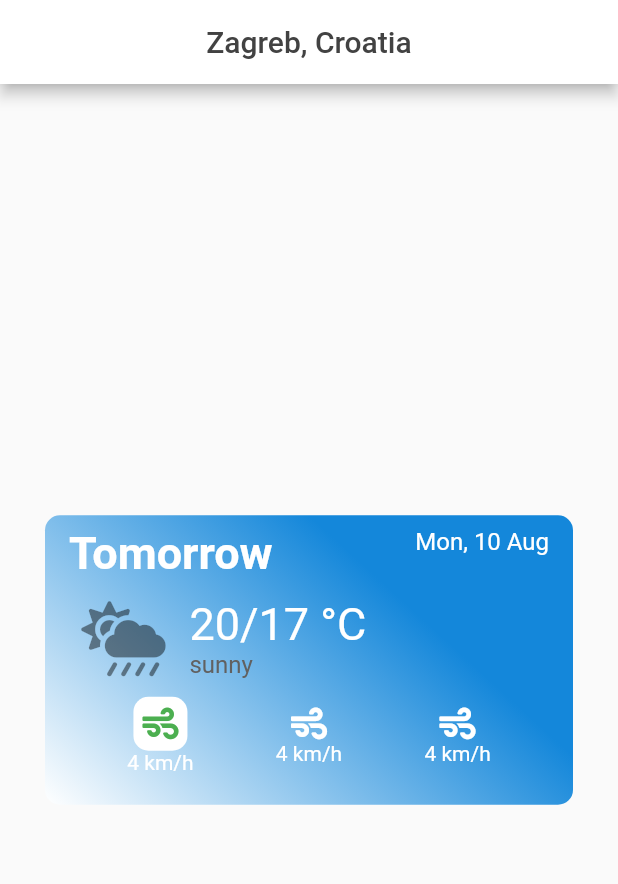
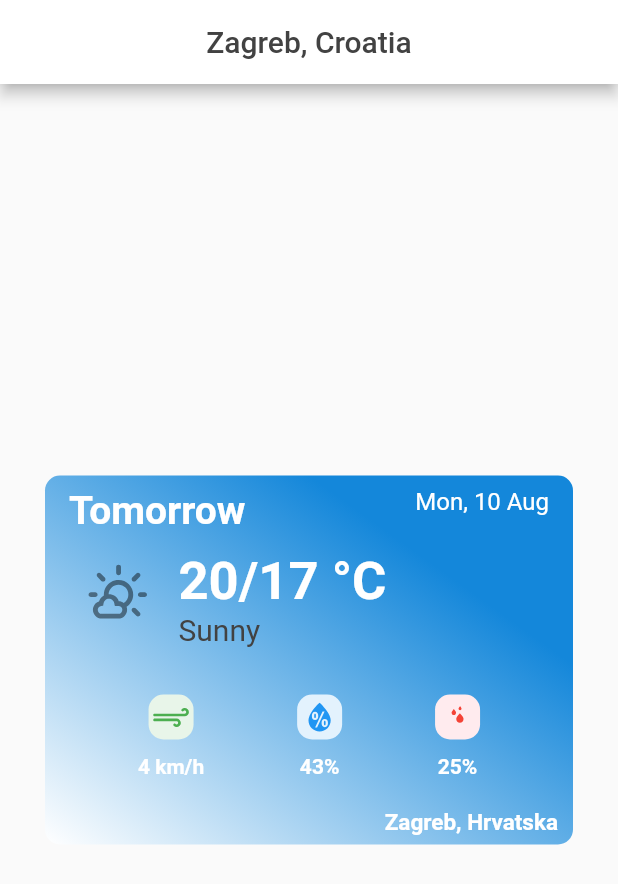
Before and after one commit to FilipLjubic/weather_app, a Flutter app: the screen it shows after launch, on a phone screen of 412 x 824 dp. Shown: the top 884 px of the screen. Run offline on Flutter 3.47's test engine with Material 2 defaults, Android fonts, the phone set to English and light mode, and no system bars; our stand-ins replace weather_icons.

Commit message:
updated container

```diff
--- a/lib/screens/future_days.dart
+++ b/lib/screens/future_days.dart
@@ -1,5 +1,5 @@
 import 'package:flutter/material.dart';
-import 'package:font_awesome_flutter/font_awesome_flutter.dart';
+import 'package:weather_icons/weather_icons.dart';
 
 class FutureDays extends StatelessWidget {
   @override
@@ -40,7 +40,7 @@ class FutureDays extends StatelessWidget {
                         style: TextStyle(
                           fontWeight: FontWeight.bold,
                           color: Colors.white,
-                          fontSize: 30.0,
+                          fontSize: 26.0,
                         ),
                       ),
                       Text(
@@ -56,66 +56,116 @@ class FutureDays extends StatelessWidget {
                 Padding(
                   padding: const EdgeInsets.all(8.0),
                   child: ListTile(
-                    leading: FaIcon(FontAwesomeIcons.cloudSunRain, size: 50.0),
+                    leading: BoxedIcon(
+                      WeatherIcons.day_sunny_overcast,
+                      size: 49.0,
+                    ),
                     title: Text(
                       "20/17 °C",
                       style: TextStyle(
-                        fontSize: 30.0,
+                        fontSize: 35.0,
+                        fontWeight: FontWeight.bold,
                         color: Colors.white,
                       ),
                     ),
                     subtitle: Text(
-                      "sunny",
+                      "Sunny",
                       style: TextStyle(
-                        color: Colors.grey[700],
-                        fontSize: 16.0,
+                        color: Colors.grey[800],
+                        fontSize: 20.0,
                       ),
                     ),
                   ),
                 ),
                 Padding(
-                  padding: const EdgeInsets.only(bottom: 20.0),
+                  padding: const EdgeInsets.symmetric(vertical: 20.0),
                   child: Row(
                     mainAxisAlignment: MainAxisAlignment.spaceEvenly,
                     children: [
                       Column(
                         children: [
                           Container(
-                            padding: EdgeInsets.all(6.0),
                             decoration: BoxDecoration(
-                              color: Colors.white,
+                              color: Colors.green[50],
                               borderRadius: BorderRadius.circular(10.0),
                             ),
-                            child: FaIcon(FontAwesomeIcons.wind,
-                                color: Colors.green),
+                            child: BoxedIcon(
+                              WeatherIcons.strong_wind,
+                              size: 30.0,
+                              color: Colors.green,
+                            ),
+                          ),
+                          SizedBox(
+                            height: 10.0,
                           ),
                           Text(
                             "4 km/h",
-                            style: TextStyle(color: Colors.white),
+                            style: TextStyle(
+                              color: Colors.white,
+                              fontWeight: FontWeight.bold,
+                            ),
                           ),
                         ],
                       ),
                       Column(
                         children: [
-                          FaIcon(FontAwesomeIcons.wind, color: Colors.white),
+                          Container(
+                            decoration: BoxDecoration(
+                              color: Colors.blue[50],
+                              borderRadius: BorderRadius.circular(10.0),
+                            ),
+                            child: BoxedIcon(WeatherIcons.humidity,
+                                size: 30.0, color: Colors.blue),
+                          ),
+                          SizedBox(
+                            height: 10.0,
+                          ),
                           Text(
-                            "4 km/h",
-                            style: TextStyle(color: Colors.white),
+                            "43%",
+                            style: TextStyle(
+                              color: Colors.white,
+                              fontWeight: FontWeight.bold,
+                            ),
                           ),
                         ],
                       ),
                       Column(
                         children: [
-                          FaIcon(FontAwesomeIcons.wind, color: Colors.white),
+                          Container(
+                            decoration: BoxDecoration(
+                              color: Colors.red[50],
+                              borderRadius: BorderRadius.circular(10.0),
+                            ),
+                            child: BoxedIcon(
+                              WeatherIcons.raindrops,
+                              size: 30.0,
+                              color: Colors.red,
+                            ),
+                          ),
+                          SizedBox(
+                            height: 10.0,
+                          ),
                           Text(
-                            "4 km/h",
-                            style: TextStyle(color: Colors.white),
+                            "25%",
+                            style: TextStyle(
+                              color: Colors.white,
+                              fontWeight: FontWeight.bold,
+                            ),
                           ),
                         ],
                       ),
                     ],
                   ),
-                )
+                ),
+                Container(
+                    margin: EdgeInsets.only(right: 10.0, bottom: 6.0),
+                    alignment: Alignment.bottomRight,
+                    child: Text("Zagreb, Hrvatska",
+                        style: TextStyle(
+                          color: Colors.white,
+                          fontSize: 15.0,
+                          fontWeight: FontWeight.bold,
+                        ))),
               ],
             ),
           ),
--- a/pubspec.yaml
+++ b/pubspec.yaml
@@ -27,7 +27,7 @@ dependencies:
   # The following adds the Cupertino Icons font to your application.
   # Use with the CupertinoIcons class for iOS style icons.
   cupertino_icons: ^0.1.3
-  font_awesome_flutter: ^8.8.1
+  weather_icons: ^2.0.1
 
 dev_dependencies:
   flutter_test:
```
Also changed, not shown: pubspec.lock.
